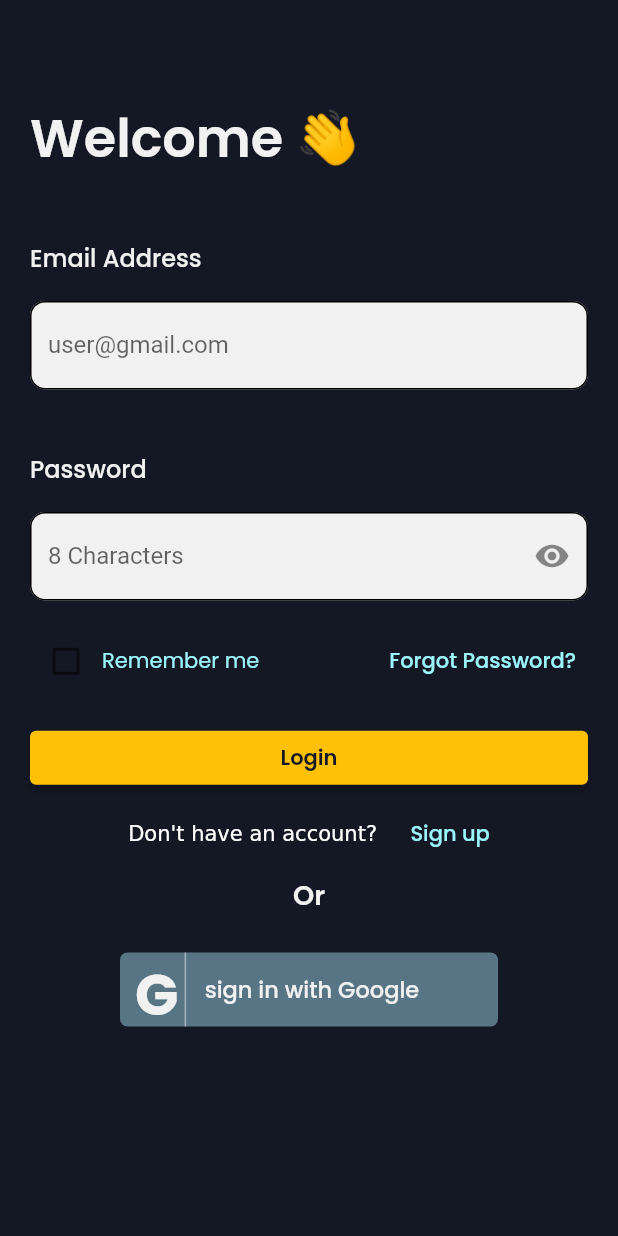
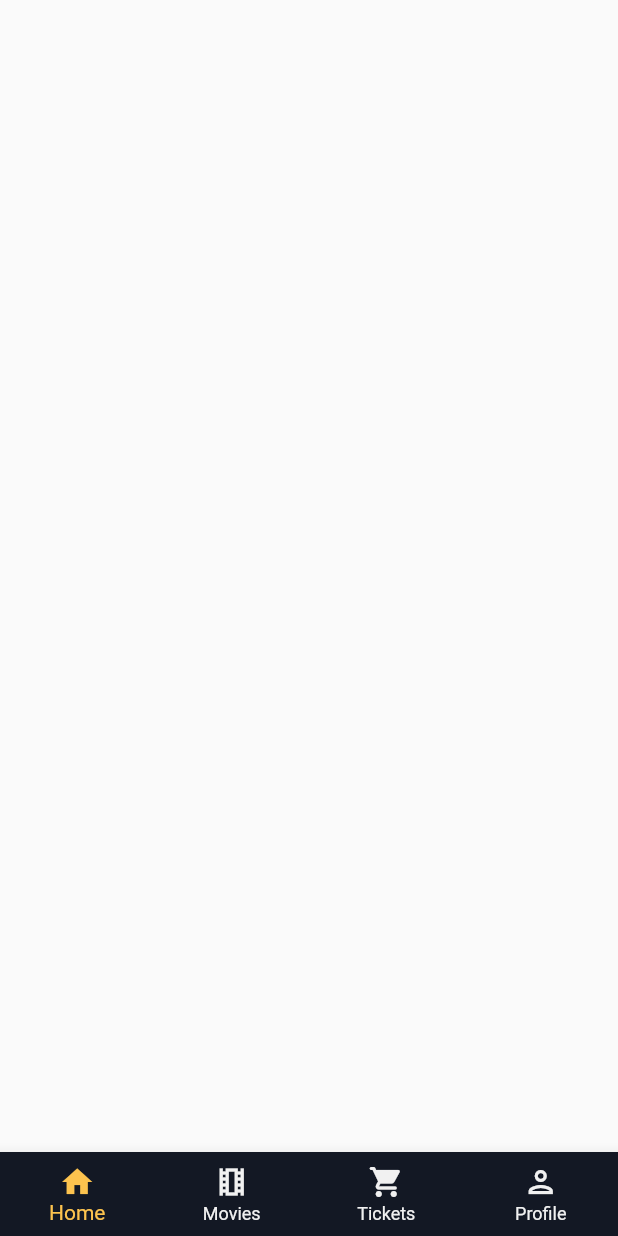
Before and after one commit to Trinity6264/Uniplex, a Flutter app: the screen it shows after launch, after a tap on "Skip", after a tap on "Login", on a phone screen of 412 x 824 dp. Run offline on Flutter 3.47's test engine with Material 2 defaults, Android fonts, the phone set to English and light mode, and no system bars; our stand-ins replace flutter_svg, google_fonts, stacked, stacked_core, stacked_services.

Commit message:
Dashboard Page Implementation done

```diff
--- a/lib/app/app.dart
+++ b/lib/app/app.dart
@@ -4,6 +4,7 @@ import 'package:uniplex/views/authentication/forgot_password/forgot_password_vie
 import 'package:uniplex/views/authentication/login/login_view.dart';
 import 'package:uniplex/views/authentication/signup/signup_view.dart';
 import 'package:uniplex/views/authentication/verify_account/verify_account_view.dart';
+import 'package:uniplex/views/dashboard/dashboard_view.dart';
 import 'package:uniplex/views/onboarding/onboard_view.dart';
 import 'package:uniplex/views/splash/splash_view.dart';
 
@@ -18,6 +19,10 @@ import '../views/authentication/new_password/new_password_view.dart';
   MaterialRoute(page: VerifyAccountView),
   MaterialRoute(page: ForgotPasswordView),
   MaterialRoute(page: NewPassWordView),
+
+  // ! Dashboard
+  MaterialRoute(page: DashboardView),
+
 ], dependencies: [
   LazySingleton<DialogService>(classType: DialogService),
   LazySingleton<NavigationService>(classType: NavigationService),
--- a/lib/app/app.router.dart
+++ b/lib/app/app.router.dart
@@ -5,10 +5,10 @@
 // **************************************************************************
 
 // ignore_for_file: no_leading_underscores_for_library_prefixes
-import 'package:flutter/material.dart' as _i9;
+import 'package:flutter/material.dart' as _i10;
 import 'package:flutter/material.dart';
 import 'package:stacked/stacked.dart' as _i1;
-import 'package:stacked_services/stacked_services.dart' as _i10;
+import 'package:stacked_services/stacked_services.dart' as _i11;
 import 'package:uniplex/views/authentication/forgot_password/forgot_password_view.dart'
     as _i7;
 import 'package:uniplex/views/authentication/login/login_view.dart' as _i4;
@@ -17,6 +17,7 @@ import 'package:uniplex/views/authentication/new_password/new_password_view.dart
 import 'package:uniplex/views/authentication/signup/signup_view.dart' as _i5;
 import 'package:uniplex/views/authentication/verify_account/verify_account_view.dart'
     as _i6;
+import 'package:uniplex/views/dashboard/dashboard_view.dart' as _i9;
 import 'package:uniplex/views/onboarding/onboard_view.dart' as _i3;
 import 'package:uniplex/views/splash/splash_view.dart' as _i2;
 
@@ -35,6 +36,8 @@ class Routes {
 
   static const newPassWordView = '/new-pass-word-view';
 
+  static const dashboardView = '/dashboard-view';
+
   static const all = <String>{
     splashView,
     onBoardView,
@@ -43,6 +46,7 @@ class Routes {
     verifyAccountView,
     forgotPasswordView,
     newPassWordView,
+    dashboardView,
   };
 }
 
@@ -75,6 +79,10 @@ class StackedRouter extends _i1.RouterBase {
     _i1.RouteDef(
       Routes.newPassWordView,
       page: _i8.NewPassWordView,
+    ),
+    _i1.RouteDef(
+      Routes.dashboardView,
+      page: _i9.DashboardView,
     ),
   ];
 
@@ -124,6 +132,12 @@ class StackedRouter extends _i1.RouterBase {
         settings: data,
       );
     },
+    _i9.DashboardView: (data) {
+      return MaterialPageRoute<dynamic>(
+        builder: (context) => const _i9.DashboardView(),
+        settings: data,
+      );
+    },
   };
 
   @override
@@ -135,10 +149,10 @@ class StackedRouter extends _i1.RouterBase {
 class OnBoardViewArguments {
   const OnBoardViewArguments({this.key});
 
-  final _i9.Key? key;
+  final _i10.Key? key;
 }
 
-extension NavigatorStateExtension on _i10.NavigationService {
+extension NavigatorStateExtension on _i11.NavigationService {
   Future<dynamic> navigateToSplashView([
     int? routerId,
     bool preventDuplicates = true,
@@ -154,7 +168,7 @@ extension NavigatorStateExtension on _i10.NavigationService {
   }
 
   Future<dynamic> navigateToOnBoardView({
-    _i9.Key? key,
+    _i10.Key? key,
     int? routerId,
     bool preventDuplicates = true,
     Map<String, String>? parameters,
@@ -238,4 +252,18 @@ extension NavigatorStateExtension on _i10.NavigationService {
         parameters: parameters,
         transition: transition);
   }
+
+  Future<dynamic> navigateToDashboardView([
+    int? routerId,
+    bool preventDuplicates = true,
+    Map<String, String>? parameters,
+    Widget Function(BuildContext, Animation<double>, Animation<double>, Widget)?
+        transition,
+  ]) async {
+    return navigateTo<dynamic>(Routes.dashboardView,
+        id: routerId,
+        preventDuplicates: preventDuplicates,
+        parameters: parameters,
+        transition: transition);
+  }
 }
--- a/lib/view_model/authentication/login/login_view_model.dart
+++ b/lib/view_model/authentication/login/login_view_model.dart
@@ -25,4 +25,7 @@ class LoginViewModel extends BaseViewModel {
   void toForgotPasswordPage() {
     _navService.navigateTo(Routes.forgotPasswordView);
   }
+  void toDashboardPage() {
+    _navService.replaceWith(Routes.dashboardView);
+  }
 }
--- /dev/null
+++ b/lib/view_model/dashboard/dashboard_view_model.dart
@@ -0,0 +1,5 @@
+import 'package:stacked/stacked.dart';
+
+class DashboardViewModel extends IndexTrackingViewModel {
+
+}
--- /dev/null
+++ b/lib/view_model/dashboard/home/home_view_model.dart
@@ -0,0 +1,5 @@
+import 'package:stacked/stacked.dart';
+
+class HomeViewModel extends BaseViewModel {
+
+}
--- /dev/null
+++ b/lib/view_model/dashboard/movie/movie_view_model.dart
@@ -0,0 +1,5 @@
+import 'package:stacked/stacked.dart';
+
+class MovieViewModel extends BaseViewModel {
+
+}
--- /dev/null
+++ b/lib/view_model/dashboard/profile/profile_view_model.dart
@@ -0,0 +1,5 @@
+import 'package:stacked/stacked.dart';
+
+class ProfileViewModel extends BaseViewModel {
+
+}
--- /dev/null
+++ b/lib/view_model/dashboard/tickets/tickets_view_model.dart
@@ -0,0 +1,5 @@
+import 'package:stacked/stacked.dart';
+
+class TicketViewModel extends BaseViewModel {
+
+}
--- a/lib/views/authentication/login/login_view.dart
+++ b/lib/views/authentication/login/login_view.dart
@@ -108,7 +108,7 @@ class LoginView extends StatelessWidget {
                   SizedBox(
                     width: double.infinity,
                     child: ElevatedButton(
-                      onPressed: () {},
+                      onPressed: model.toDashboardPage,
                       child: Text(
                         'Login',
                         style: GoogleFonts.poppins(
--- /dev/null
+++ b/lib/views/dashboard/dashboard_view.dart
@@ -0,0 +1,68 @@
+import 'package:flutter/material.dart';
+import 'package:stacked/stacked.dart';
+import 'package:uniplex/constant/color_pallet.dart';
+import 'package:uniplex/view_model/dashboard/dashboard_view_model.dart';
+import 'package:uniplex/views/dashboard/home/home_view.dart';
+import 'package:uniplex/views/dashboard/movie/movie_view.dart';
+import 'package:uniplex/views/dashboard/profile/profile_view.dart';
+import 'package:uniplex/views/dashboard/tickets/tickets_view.dart';
+
+class DashboardView extends StatelessWidget {
+  const DashboardView({super.key});
+
+  @override
+  Widget build(BuildContext context) {
+    return ViewModelBuilder<DashboardViewModel>.reactive(
+      viewModelBuilder: () => DashboardViewModel(),
+      builder: (context, model, child) => Scaffold(
+        backgroundColor: backgroundColor,
+        body: getViewFormIndex(model.currentIndex),
+        bottomNavigationBar: BottomNavigationBar(
+          unselectedItemColor: whiteColor,
+          backgroundColor: backgroundColor,
+          currentIndex: model.currentIndex,
+          fixedColor: primaryColor,
+          onTap: model.setIndex,
+          items: const [
+            BottomNavigationBarItem(
+              icon: Icon(Icons.home),
+              label: 'Home',
+              tooltip: 'Home Page',
+            ),
+            BottomNavigationBarItem(
+              icon: Icon(Icons.local_movies_outlined),
+              label: 'Movies',
+              tooltip: 'Movies Page',
+            ),
+            BottomNavigationBarItem(
+              icon: Icon(Icons.shopping_cart_rounded),
+              label: 'Tickets',
+              tooltip: 'Tickets Page',
+            ),
+            BottomNavigationBarItem(
+              icon: Icon(Icons.person_outlined),
+              label: 'Profile',
+              tooltip: 'Profile Page',
+            ),
+          ],
+          type: BottomNavigationBarType.fixed,
+        ),
+      ),
+    );
+  }
+
+  Widget getViewFormIndex(int index) {
+    switch (index) {
+      case 0:
+        return const HomeView();
+      case 1:
+        return const MovieView();
+      case 2:
+        return const TicketView();
+      case 3:
+        return const ProfileView();
+      default:
+        return const HomeView();
+    }
+  }
+}
--- /dev/null
+++ b/lib/views/dashboard/home/home_view.dart
@@ -0,0 +1,17 @@
+
+
+import 'package:flutter/material.dart';
+import 'package:stacked/stacked.dart';
+import 'package:uniplex/view_model/dashboard/home/home_view_model.dart';
+
+class HomeView extends StatelessWidget {
+  const HomeView({super.key});
+
+  @override
+  Widget build(BuildContext context) {
+    return ViewModelBuilder<HomeViewModel>.reactive(
+      viewModelBuilder: () => HomeViewModel(),
+      builder: (context, model, child) => Scaffold(),
+    );
+  }
+}
```
Also changed, not shown: lib/views/dashboard/movie/movie_view.dart (added, +18 -0 lines), lib/views/dashboard/profile/profile_view.dart (added, +17 -0 lines), lib/views/dashboard/tickets/tickets_view.dart (added, +15 -0 lines).
